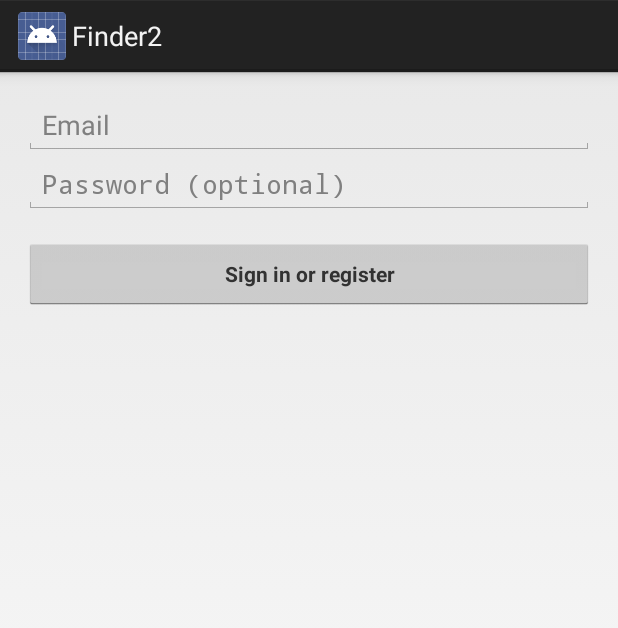
After one commit to myang321/Finder, an Android app: the layout activity_login2.xml on its own in the app's theme, with its tools: preview values and no code run, on a phone screen of 412 x 824 dp. The commit adds this screen. Shown: the top 628 px of the screen. Run offline under Robolectric (Android 15) with nearby library versions, the phone set to English and light mode, and no system bars.

Commit message:
add login activity

```diff
--- a/app/src/main/java/com/example/steve/finder2/Login.java
+++ b/app/src/main/java/com/example/steve/finder2/activities/LoginActivity.java
@@ -1,12 +1,14 @@
-package com.example.steve.finder2;
+package com.example.steve.finder2.activities;
 
 import android.app.Activity;
 import android.os.Bundle;
 import android.view.Menu;
 import android.view.MenuItem;
 
+import com.example.steve.finder2.R;
 
-public class Login extends Activity {
+
+public class LoginActivity extends Activity {
 
     @Override
     protected void onCreate(Bundle savedInstanceState) {
--- a/app/src/main/java/com/example/steve/finder2/GcmReceiver.java
+++ b/app/src/main/java/com/example/steve/finder2/gcm/GcmReceiver.java
@@ -1,4 +1,4 @@
-package com.example.steve.finder2;
+package com.example.steve.finder2.gcm;
 
 import android.content.BroadcastReceiver;
 import android.content.Context;
--- a/app/src/main/java/com/example/steve/finder2/MyGcmListenerService.java
+++ b/app/src/main/java/com/example/steve/finder2/gcm/MyGcmListenerService.java
@@ -1,4 +1,4 @@
-package com.example.steve.finder2;
+package com.example.steve.finder2.gcm;
 
 import android.app.Service;
 import android.content.Intent;
--- a/app/src/main/java/com/example/steve/finder2/MyInstanceIDListenerService.java
+++ b/app/src/main/java/com/example/steve/finder2/gcm/MyInstanceIDListenerService.java
@@ -1,4 +1,4 @@
-package com.example.steve.finder2;
+package com.example.steve.finder2.gcm;
 
 import android.app.Service;
 import android.content.Intent;
--- /dev/null
+++ b/app/src/main/res/layout/activity_login2.xml
@@ -0,0 +1,40 @@
+<LinearLayout xmlns:android="http://schemas.android.com/apk/res/android"
+    xmlns:tools="http://schemas.android.com/tools" android:layout_width="match_parent"
+    android:layout_height="match_parent" android:gravity="center_horizontal"
+    android:orientation="vertical" android:paddingBottom="@dimen/activity_vertical_margin"
+    android:paddingLeft="@dimen/activity_horizontal_margin"
+    android:paddingRight="@dimen/activity_horizontal_margin"
+    android:paddingTop="@dimen/activity_vertical_margin"
+    tools:context="com.example.steve.finder2.activities.LoginActivity2">
+
+    <!-- LoginActivity progress -->
+    <ProgressBar android:id="@+id/login_progress" style="?android:attr/progressBarStyleLarge"
+        android:layout_width="wrap_content" android:layout_height="wrap_content"
+        android:layout_marginBottom="8dp" android:visibility="gone" />
+
+    <ScrollView android:id="@+id/login_form" android:layout_width="match_parent"
+        android:layout_height="match_parent">
+
+        <LinearLayout android:id="@+id/email_login_form" android:layout_width="match_parent"
+            android:layout_height="wrap_content" android:orientation="vertical">
+
+            <AutoCompleteTextView android:id="@+id/email" android:layout_width="match_parent"
+                android:layout_height="wrap_content" android:hint="@string/prompt_email"
+                android:inputType="textEmailAddress" android:maxLines="1"
+                android:singleLine="true" />
+
+            <EditText android:id="@+id/password" android:layout_width="match_parent"
+                android:layout_height="wrap_content" android:hint="@string/prompt_password"
+                android:imeActionId="@+id/login"
+                android:imeActionLabel="@string/action_sign_in_short"
+                android:imeOptions="actionUnspecified" android:inputType="textPassword"
+                android:maxLines="1" android:singleLine="true" />
+
+            <Button android:id="@+id/email_sign_in_button" style="?android:textAppearanceSmall"
+                android:layout_width="match_parent" android:layout_height="wrap_content"
+                android:layout_marginTop="16dp" android:text="@string/action_sign_in"
+                android:textStyle="bold" />
+
+        </LinearLayout>
+    </ScrollView>
+</LinearLayout>
--- a/app/src/main/res/values/strings.xml
+++ b/app/src/main/res/values/strings.xml
@@ -4,5 +4,20 @@
     <string name="app_name">Finder2</string>
     <string name="hello_world">Hello world!</string>
     <string name="action_settings">Settings</string>
+    <string name="title_activity_login2">Sign in</string>
+
+    <!-- Strings related to login -->
+    <string name="prompt_email">Email</string>
+    <string name="prompt_password">Password (optional)</string>
+    <string name="action_sign_in">Sign in or register</string>
+    <string name="action_sign_in_short">Sign in</string>
+    <string name="error_invalid_email">This email address is invalid</string>
+    <string name="error_invalid_password">This password is too short</string>
+    <string name="error_incorrect_password">This password is incorrect</string>
+    <string name="error_field_required">This field is required</string>
+    <string name="permission_rationale">"Contacts permissions are needed for providing email
+        completions."
+    </string>
+    <string name="title_activity_main">MainActivity</string>
 
 </resources>
```
Also changed, not shown: app/src/main/AndroidManifest.xml (+29 -12 lines), app/src/main/java/com/example/steve/finder2/activities/LoginActivity2.java (added, +303 -0 lines), app/src/main/java/com/example/steve/finder2/activities/MainActivity.java (added, +16 -0 lines), app/src/main/java/com/example/steve/finder2/gcm/QuickstartPreferences.java (added, +9 -0 lines), app/src/main/java/com/example/steve/finder2/gcm/RegistrationIntentService.java (added, +91 -0 lines), app/src/main/res/layout/activity_main.xml (added, +10 -0 lines), 1 other file.
